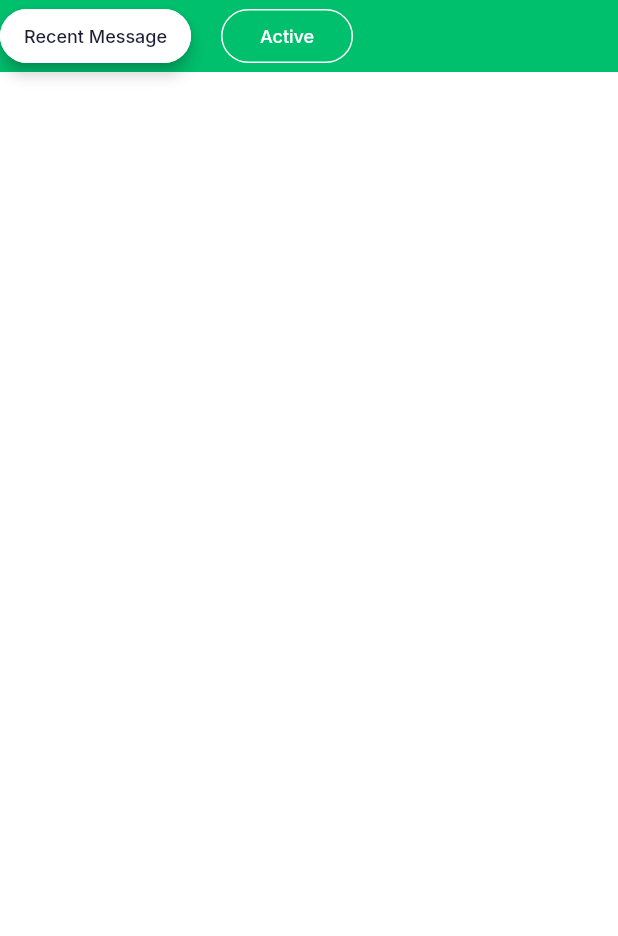
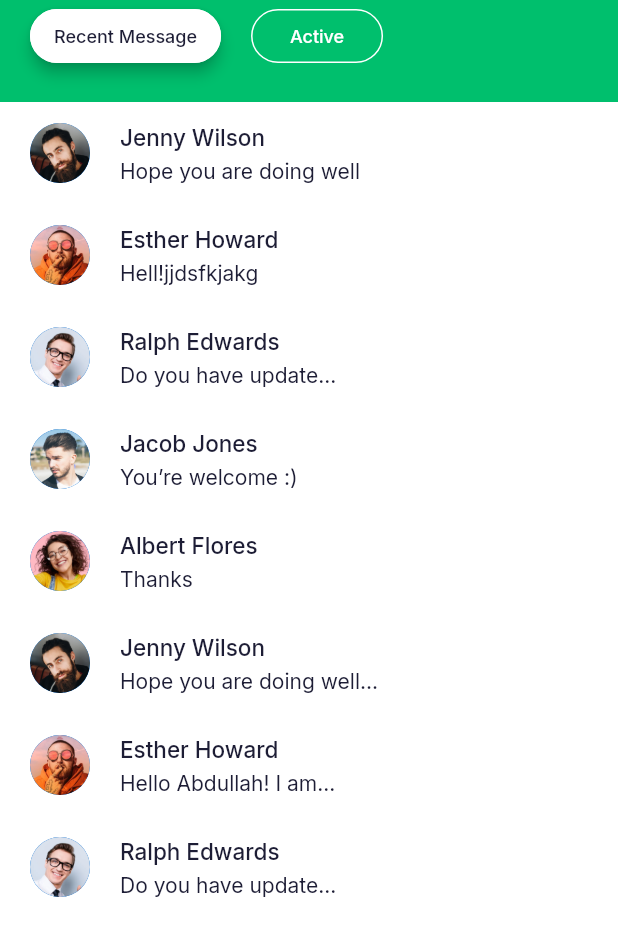
Before and after one commit to TrongBinhLe/flutter-chat_messaging_app, a Flutter app: the Body widget shown alone on an empty page, opened directly, on a phone screen of 412 x 824 dp. Shown: the top 936 px of the screen. Run offline on Flutter 3.47's test engine with Material 2 defaults, Android fonts, the phone set to English and light mode, and no system bars; our stand-ins replace google_fonts.

Commit message:
Modify CarChat

```diff
--- a/lib/models/Chat.dart
+++ b/lib/models/Chat.dart
@@ -14,14 +14,14 @@ class Chat {
 List chatsData = [
   Chat(
     name: "Jenny Wilson",
-    lastMessage: "Hope you are doing well...",
+    lastMessage: "Hope you are doing well",
     image: "assets/images/user.png",
     time: "3m ago",
     isActive: false,
   ),
   Chat(
     name: "Esther Howard",
-    lastMessage: "Hello Abdullah! I am...",
+    lastMessage: "Hell!jjdsfkjakg",
     image: "assets/images/user_2.png",
     time: "8m ago",
     isActive: true,
--- a/lib/screens/chats/components/body.dart
+++ b/lib/screens/chats/components/body.dart
@@ -1,5 +1,6 @@
 import 'package:chat/components/filled_outline_button.dart';
 import 'package:chat/constants.dart';
+import 'package:chat/models/Chat.dart';
 import 'package:flutter/material.dart';
 
 class Body extends StatelessWidget {
@@ -12,6 +13,8 @@ class Body extends StatelessWidget {
     return Column(
       children: [
         Container(
+          padding: EdgeInsets.fromLTRB(
+              kDefaultPadding, 0, kDefaultPadding, kDefaultPadding),
           color: kPrimaryColor,
           child: Row(
             children: [
@@ -30,8 +33,55 @@ class Body extends StatelessWidget {
               ),
             ],
           ),
-        )
+        ),
+        Expanded(
+            child: ListView.builder(
+          itemCount: chatsData.length,
+          itemBuilder: (context, index) => ChatCar(
+            chat: chatsData[index],
+          ),
+        ))
       ],
     );
   }
 }
+
+class ChatCar extends StatelessWidget {
+  const ChatCar({Key key, this.chat}) : super(key: key);
+
+  final Chat chat;
+
+  @override
+  Widget build(BuildContext context) {
+    return Padding(
+      padding: const EdgeInsets.symmetric(
+          horizontal: kDefaultPadding, vertical: kDefaultPadding * 0.7),
+      child: Row(
+        children: [
+          CircleAvatar(
+            backgroundImage: AssetImage(chat.image),
+          ),
+          Padding(
+            padding: const EdgeInsets.symmetric(horizontal: kDefaultPadding),
+            child: Column(
+              crossAxisAlignment: CrossAxisAlignment.start,
+              children: [
+                Text(
+                  chat.name,
+                  style: TextStyle(fontSize: 15, fontWeight: FontWeight.w500),
+                ),
+                SizedBox(
+                  height: 5,
+                ),
+                Text(
+                  chat.lastMessage,
+                  overflow: TextOverflow.ellipsis,
+                ),
+              ],
+            ),
+          )
+        ],
+      ),
+    );
+  }
+}
```
